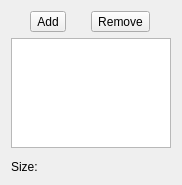
berndhahnebach/All_FreeCAD, file src/Mod/PartDesign/Gui/TaskChamferParameters.ui: the form before one commit.
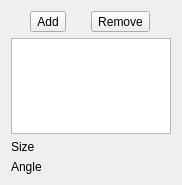
The form after the commit. Custom widgets are drawn as their Qt base class.

Commit message: Added chamfer angle support to PartDesign.

Patch:
```diff
--- a/src/Mod/PartDesign/Gui/TaskChamferParameters.ui
+++ b/src/Mod/PartDesign/Gui/TaskChamferParameters.ui
@@ -58,14 +58,48 @@
     </widget>
    </item>
    <item>
-    <widget class="Gui::QuantitySpinBox" name="chamferDistance" native="true"/>
+    <layout class="QHBoxLayout" name="horizontalLayout_2">
+     <item>
+      <widget class="QLabel" name="label">
+       <property name="text">
+        <string>Size</string>
+       </property>
+      </widget>
    </item>
    <item>
+      <widget class="Gui::QuantitySpinBox" name="chamferDistance" native="true" />
+     </item>
+    </layout>
+   </item>
+   <item>
+    <layout class="QHBoxLayout" name="horizontalLayout_3">
+     <item>
     <widget class="QLabel" name="label">
      <property name="text">
-      <string>Size:</string>
-     </property>
-    </widget>
+        <string>Angle</string>
+       </property>
+      </widget>
+     </item>
+     <item>
+      <widget class="Gui::QuantitySpinBox" name="chamferAngle" native="true">
+       <property name="unit" stdset="0">
+        <string notr="true">deg</string>
+       </property>
+       <property name="minimum" stdset="0">
+        <double>0.000000000000000</double>
+       </property>
+       <property name="maximum" stdset="0">
+        <double>89.999999999999986</double>
+       </property>
+       <property name="singleStep" stdset="0">
+        <double>0.100000000000000</double>
+       </property>
+       <property name="value" stdset="0">
+        <double>45.000000000000000</double>
+       </property>
+      </widget>
+     </item>
+    </layout>
    </item>
   </layout>
  </widget>
```
Lines whose indentation alone changed are shown as unchanged. The commit also changes 4 other files.
